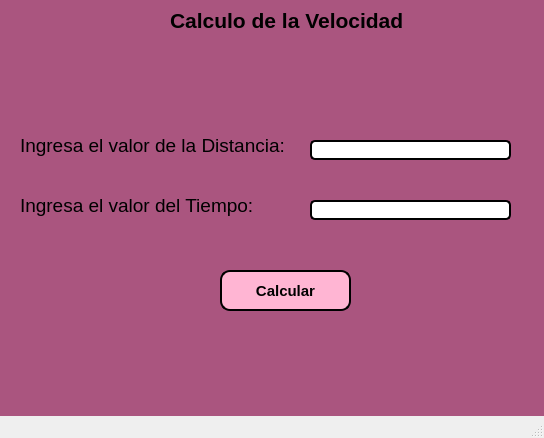
The window that Unidad 1/Tarea Unidad 1/T08_Cálculo de la velocidad dada una distancia y tiempo.ui (celineazs/PIP_2025_1_Eq3) describes before a commit, drawn with Qt 5.
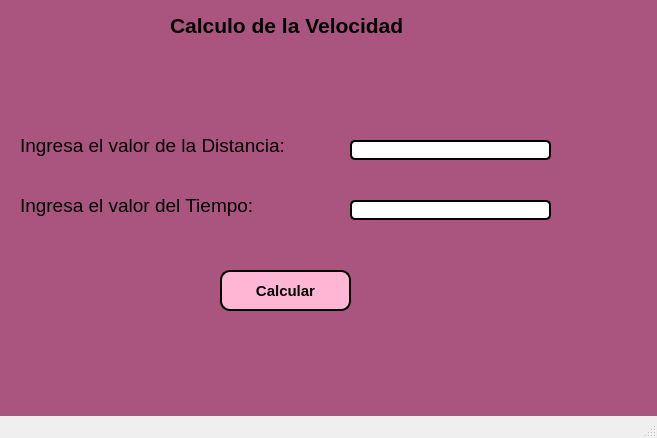
The same window after the commit.

```diff
--- a/Unidad 1/Tarea Unidad 1/T08_Cálculo de la velocidad dada una distancia y tiempo.ui
+++ b/Unidad 1/Tarea Unidad 1/T08_Cálculo de la velocidad dada una distancia y tiempo.ui
@@ -9,7 +9,7 @@
    <rect>
     <x>0</x>
     <y>0</y>
-    <width>544</width>
+    <width>657</width>
     <height>438</height>
    </rect>
   </property>
@@ -60,7 +60,7 @@
      <rect>
       <x>20</x>
       <y>130</y>
-      <width>281</width>
+      <width>321</width>
       <height>31</height>
      </rect>
     </property>
@@ -79,8 +79,8 @@
      <rect>
       <x>170</x>
       <y>10</y>
-      <width>241</width>
-      <height>20</height>
+      <width>311</width>
+      <height>31</height>
      </rect>
     </property>
     <property name="font">
@@ -98,7 +98,7 @@
    <widget class="QLineEdit" name="lnE1">
     <property name="geometry">
      <rect>
-      <x>310</x>
+      <x>350</x>
       <y>140</y>
       <width>201</width>
       <height>20</height>
@@ -137,7 +137,7 @@
    <widget class="QLineEdit" name="lnE2">
     <property name="geometry">
      <rect>
-      <x>310</x>
+      <x>350</x>
       <y>200</y>
       <width>201</width>
       <height>20</height>
```
Left out of the diff: 4 changed lines with no effect on the pictures.
